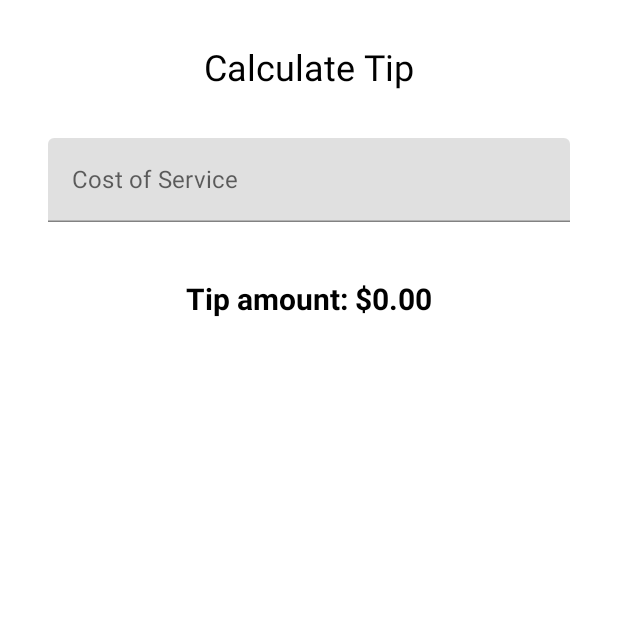
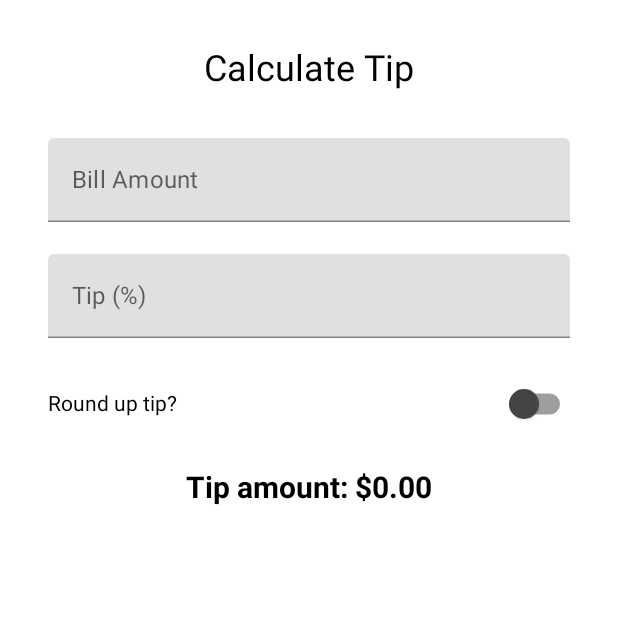
Before and after one commit to Tom323-323/ComposeGooglePart3, an Android app built with Jetpack Compose: the screen it shows after launch (MainActivity), on a phone screen of 412 x 824 dp, the top half of it. Run offline under Robolectric (Android 15) with nearby library versions, the phone set to English and light mode, and no system bars.

```diff
--- a/app/src/main/java/com/tomaslab/composegooglepart3/MainActivity.kt
+++ b/app/src/main/java/com/tomaslab/composegooglepart3/MainActivity.kt
@@ -3,12 +3,11 @@ package com.tomaslab.composegooglepart3
 import android.os.Bundle
 import androidx.activity.ComponentActivity
 import androidx.activity.compose.setContent
+import androidx.annotation.StringRes
 import androidx.compose.foundation.layout.*
+import androidx.compose.foundation.text.KeyboardActions
 import androidx.compose.foundation.text.KeyboardOptions
-import androidx.compose.material.MaterialTheme
-import androidx.compose.material.Surface
-import androidx.compose.material.Text
-import androidx.compose.material.TextField
+import androidx.compose.material.*
 import androidx.compose.runtime.Composable
 import androidx.compose.runtime.mutableStateOf
 import androidx.compose.runtime.remember
@@ -20,9 +19,13 @@ import androidx.compose.ui.unit.dp
 import androidx.compose.ui.unit.sp
 import androidx.compose.runtime.getValue
 import androidx.compose.runtime.setValue
+import androidx.compose.ui.focus.FocusDirection
+import androidx.compose.ui.platform.LocalFocusManager
 import androidx.compose.ui.text.font.FontWeight
+import androidx.compose.ui.text.input.ImeAction
 import androidx.compose.ui.text.input.KeyboardType
 import java.text.NumberFormat
+import androidx.compose.ui.graphics.Color
 
 
 class MainActivity : ComponentActivity() {
@@ -43,10 +46,15 @@ class MainActivity : ComponentActivity() {
 @Composable
 fun TipTimeScreen(){
 
+    val focusManager = LocalFocusManager.current
+
     var amountInput by remember { mutableStateOf("") }
+    var tipInput by remember { mutableStateOf("") }
+    var roundUp by remember { mutableStateOf(false) }
 
     val amount = amountInput.toDoubleOrNull()?:0.0
-    val tip = calculateTip(amount)
+    val tip = calculateTip(amount,tipInput.toDoubleOrNull()?:0.0,roundUp)
+
 
     Column(modifier = Modifier
         .padding(32.dp),
@@ -63,11 +71,42 @@ fun TipTimeScreen(){
        Spacer(modifier = Modifier.height(16.dp))
 
        EditNumberField(
+           label = R.string.bill_amount,
            value = amountInput,
-           onValueChange = {amountInput = it}
+           onValueChange = {amountInput = it},
+           modifier = Modifier.fillMaxWidth(),
+           keyboardOptions = KeyboardOptions.Default.copy(
+               keyboardType = KeyboardType.Number,
+               imeAction = ImeAction.Next
+
+           ),
+           keyboardActions = KeyboardActions (
+               onNext = { focusManager.moveFocus(FocusDirection.Down)}
+           )
        )
 
-        Spacer(modifier = Modifier.height(24.dp))
+        Spacer(modifier = Modifier.height(5.dp))
+
+        EditNumberField(
+            label = R.string.how_was_the_service,
+            value = tipInput,
+            onValueChange ={tipInput = it },
+            modifier = Modifier.fillMaxWidth(),
+            keyboardOptions = KeyboardOptions.Default.copy(
+                keyboardType = KeyboardType.Number,
+                imeAction = ImeAction.Done
+            ),
+            keyboardActions = KeyboardActions (onDone = { focusManager.clearFocus()})
+
+        )
+
+        Spacer(modifier = Modifier.height(4.dp))
+
+        RoundTheTipRow(
+            roundUp = roundUp,
+            onRoundUpChange = {roundUp = it})
+
+        Spacer(modifier = Modifier.height(4.dp))
 
         Text(
             text = stringResource(id = R.string.tip_amount,tip),
@@ -80,26 +119,61 @@ fun TipTimeScreen(){
 
 @Composable
 fun EditNumberField(
+    @StringRes label:Int,
     value:String,
-    onValueChange: (String) -> Unit
+    onValueChange: (String) -> Unit,
+    keyboardOptions: KeyboardOptions,
+    keyboardActions:KeyboardActions,
+    modifier: Modifier = Modifier
 ){
 
     TextField(
         value = value,
         onValueChange = onValueChange,
-        label = { Text(stringResource(id = R.string.cost_of_service)) },
-        modifier = Modifier.fillMaxWidth(),
+        label = { Text(stringResource(label))},
+        modifier = modifier,
         singleLine = true,
-        keyboardOptions = KeyboardOptions(keyboardType = KeyboardType.Number)
+        keyboardOptions = keyboardOptions,
+        keyboardActions = keyboardActions
     )
+}
+
+@Composable
+fun RoundTheTipRow(
+    roundUp:Boolean,
+    onRoundUpChange:(Boolean)->Unit,
+    modifier: Modifier = Modifier){
+
+    Row (
+        modifier= Modifier
+            .fillMaxWidth()
+            .size(48.dp),
+            verticalAlignment = Alignment.CenterVertically
+    ){
+        Text(text = stringResource(id = R.string.round_up_tip))
+
+        Switch(
+            colors = SwitchDefaults.colors(
+                uncheckedThumbColor = Color.DarkGray
+            ),
+            modifier = modifier
+                .fillMaxWidth()
+                .wrapContentWidth(Alignment.End),
+            checked = roundUp,
+            onCheckedChange = onRoundUpChange
+        )
+    }
 }
 
 
 private fun calculateTip(
     amount: Double,
-    tipPercent: Double = 15.0
+    tipPercent: Double,
+    roundUp: Boolean
 ): String{
-    val tip = tipPercent/100 * amount
+        var tip = tipPercent/100*amount
+    if(roundUp)
+        tip =kotlin.math.ceil(tip)
     return NumberFormat.getCurrencyInstance().format(tip)
 }
 
--- a/app/src/main/res/values/strings.xml
+++ b/app/src/main/res/values/strings.xml
@@ -1,6 +1,8 @@
 <resources>
     <string name="app_name">ComposeGooglePart3</string>
     <string name="calculate_tip">Calculate Tip</string>
-    <string name="cost_of_service">Cost of Service</string>
+    <string name="bill_amount">Bill Amount</string>
     <string name="tip_amount">Tip amount: %s</string>
+    <string name="how_was_the_service">Tip (%)</string>
+    <string name="round_up_tip">Round up tip?</string>
 </resources>
```
